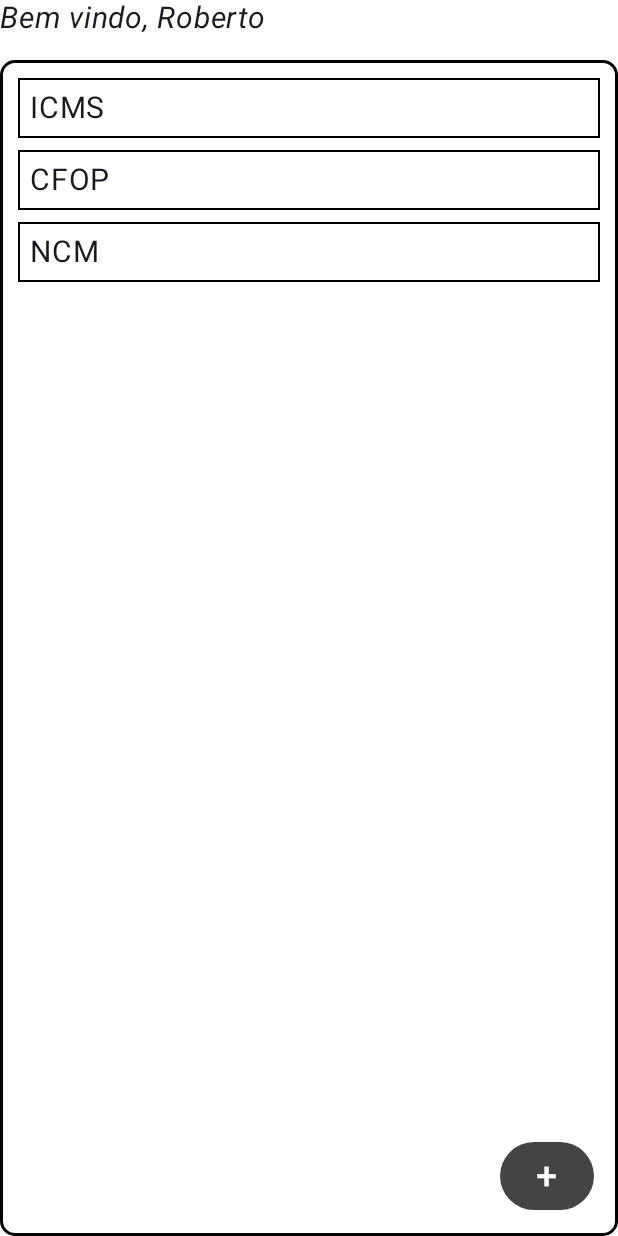
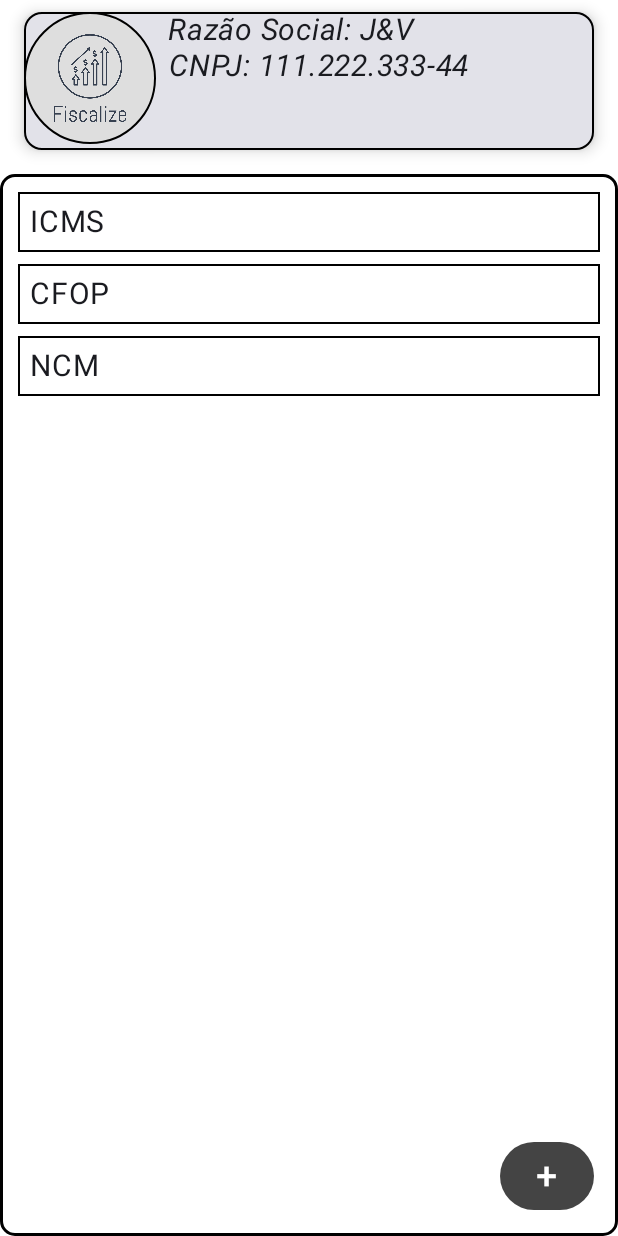
Before and after one commit to gustavodm2/fiscalize-frontend, an Android app built with Jetpack Compose: the screen it shows after launch (MainActivity), after a tap on "Fazer login", on a phone screen of 412 x 824 dp. Run offline under Robolectric (Android 15) with nearby library versions, the light colour scheme and no system bars; pictures from the network do not load.

Commit message:
refactor: Login View Style

```diff
--- a/app/src/main/java/com/example/fiscalize/activities/HomeActivity.kt
+++ b/app/src/main/java/com/example/fiscalize/activities/HomeActivity.kt
@@ -14,30 +14,41 @@ import android.widget.Toast
 import androidx.activity.compose.rememberLauncherForActivityResult
 import androidx.activity.result.contract.ActivityResultContracts
 import androidx.annotation.RequiresApi
+import androidx.compose.foundation.BorderStroke
 import androidx.compose.foundation.Image
 import androidx.compose.foundation.background
 import androidx.compose.foundation.border
 import androidx.compose.foundation.layout.*
 import androidx.compose.foundation.lazy.LazyColumn
 import androidx.compose.foundation.lazy.items
+import androidx.compose.foundation.shape.CircleShape
 import androidx.compose.foundation.shape.RoundedCornerShape
 import androidx.compose.material3.AlertDialog
 import androidx.compose.material3.Button
 import androidx.compose.material3.ButtonDefaults
+import androidx.compose.material3.Card
+import androidx.compose.material3.CardDefaults
 import androidx.compose.material3.MaterialTheme
 import androidx.compose.material3.Text
 import androidx.compose.runtime.*
 import androidx.compose.ui.Alignment
 import androidx.compose.ui.Modifier
+import androidx.compose.ui.draw.clip
 import androidx.compose.ui.graphics.Color
+import androidx.compose.ui.graphics.Shape
+import androidx.compose.ui.layout.ContentScale
 import androidx.compose.ui.platform.LocalContext
+import androidx.compose.ui.res.painterResource
 import androidx.compose.ui.text.font.FontStyle
+import androidx.compose.ui.text.style.TextAlign
 import androidx.compose.ui.unit.dp
 import androidx.compose.ui.unit.sp
 import androidx.core.content.ContextCompat
 import androidx.navigation.NavHostController
 import coil.compose.rememberAsyncImagePainter
+import com.example.fiscalize.R
 import com.example.fiscalize.createImageFileUri
+import com.example.fiscalize.ui.theme.appGray
 import com.example.fiscalize.uploadImageToApi
 
 
@@ -93,7 +104,54 @@ fun HomeContent(
         Column(
             modifier = Modifier.fillMaxWidth(),
         ) {
-            Text(text = "Bem vindo, Roberto", fontSize = 20.sp, fontStyle = FontStyle.Italic)
+            Card(
+                modifier = Modifier
+                    .size(width = 380.dp, height = 100.dp)
+                    .align(Alignment.CenterHorizontally)
+                    .padding(top = 8.dp),
+
+                elevation = CardDefaults.cardElevation(
+                    defaultElevation = 6.dp
+                ),
+                border = BorderStroke(1.dp, Color.Black)
+            ) {
+                Row(
+                    modifier = Modifier
+
+
+                ) {
+                    Image(
+                        painter = painterResource(R.drawable.logo),
+                        contentDescription = "App Logo",
+                        contentScale = ContentScale.Crop,
+                        modifier = Modifier
+                            .border(border = BorderStroke(1.dp, Color.Black), shape = RoundedCornerShape(50.dp))
+                            .size(88.dp)
+                            .clip(CircleShape),
+                        )
+                    Column(
+                        modifier = Modifier
+                            .padding(start = 8.dp)
+                    ){
+                        val corporateReason = "J&V"
+                        val CNPJ = "111.222.333-44"
+                        Text(
+                            text = "Razão Social: $corporateReason",
+                            fontSize = 20.sp,
+                            fontStyle = FontStyle.Italic,
+                            textAlign = TextAlign.Center
+                        )
+
+                        Text(
+                            text = "CNPJ: $CNPJ",
+                            fontSize = 20.sp,
+                            fontStyle = FontStyle.Italic,
+                            textAlign = TextAlign.Center
+                        )
+                    }
+                }
+
+            }
             Spacer(Modifier.padding(8.dp))
 
             LazyColumn(
```
